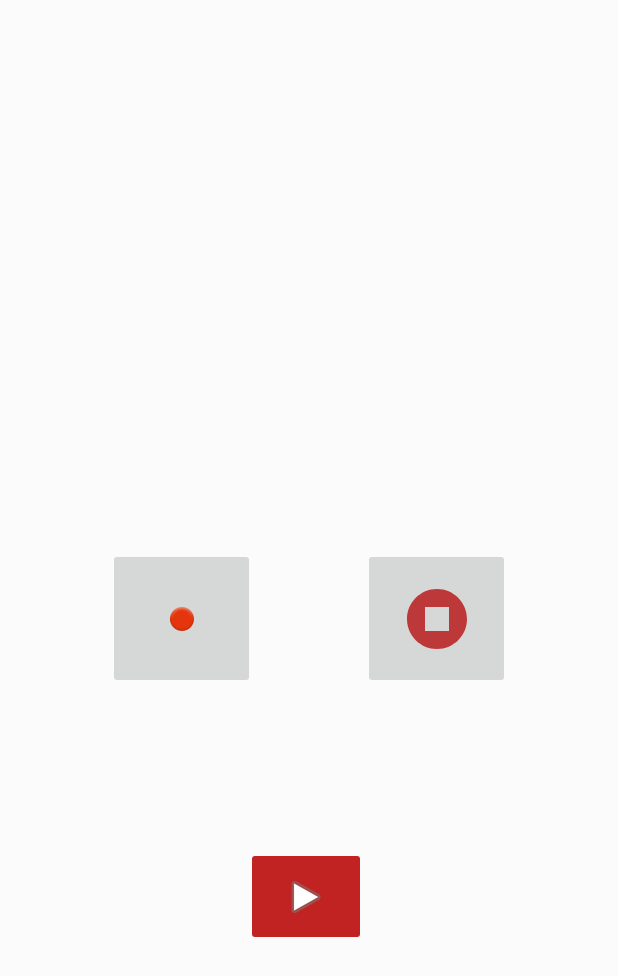
After one commit to PawanKumarRavish/FinalProject_Invincibles_Android, an Android app: the layout activity_record_audio.xml on its own in the app's theme, with its tools: preview values and no code run, on a phone screen of 412 x 824 dp. The commit adds this screen. Shown: the top 976 px of the screen. Run offline under Robolectric (Android 15) with nearby library versions, the phone set to English and light mode, and no system bars.

Commit message:
Implemented  Functionality to Record audio and playing it.

```diff
--- a/app/src/main/AndroidManifest.xml
+++ b/app/src/main/AndroidManifest.xml
@@ -9,6 +9,7 @@
 
     <uses-permission android:name="android.permission.WRITE_EXTERNAL_STORAGE" />
     <uses-permission android:name="android.permission.READ_EXTERNAL_STORAGE" />
+    <uses-permission android:name="android.permission.RECORD_AUDIO" />
 
     <application
         android:allowBackup="false"
--- /dev/null
+++ b/app/src/main/res/drawable/ic_stop.xml
@@ -0,0 +1,11 @@
+<vector xmlns:android="http://schemas.android.com/apk/res/android"
+    android:width="48dp"
+    android:height="48dp"
+    android:viewportWidth="24"
+    android:viewportHeight="24"
+   >
+  <path
+      android:fillColor="#BD3838"
+      android:pathData="M8,16h8V8H8V16zM12,2C6.48,2 2,6.48 2,12s4.48,10 10,10s10,-4.48 10,-10S17.52,2 12,2L12,2z"
+      android:fillType="evenOdd"/>
+</vector>
--- /dev/null
+++ b/app/src/main/res/layout/activity_record_audio.xml
@@ -0,0 +1,45 @@
+<?xml version="1.0" encoding="utf-8"?>
+<androidx.constraintlayout.widget.ConstraintLayout xmlns:android="http://schemas.android.com/apk/res/android"
+    xmlns:app="http://schemas.android.com/apk/res-auto"
+    xmlns:tools="http://schemas.android.com/tools"
+    android:id="@+id/btnrcrd"
+    android:layout_width="match_parent"
+    android:layout_height="match_parent"
+    android:background="#FBFBFB"
+    >
+
+    <ImageButton
+        android:id="@+id/btnRcrd"
+        android:layout_width="98dp"
+        android:layout_height="94dp"
+        app:layout_constraintBottom_toBottomOf="parent"
+        app:layout_constraintEnd_toStartOf="@+id/btnStp"
+        app:layout_constraintHorizontal_bias="0.5"
+        app:layout_constraintStart_toStartOf="parent"
+        app:layout_constraintTop_toTopOf="parent"
+        app:srcCompat="@android:drawable/ic_notification_overlay" />
+
+    <ImageButton
+        android:id="@+id/btnStp"
+        android:layout_width="98dp"
+        android:layout_height="94dp"
+        app:layout_constraintBottom_toBottomOf="parent"
+        app:layout_constraintEnd_toEndOf="parent"
+        app:layout_constraintHorizontal_bias="0.5"
+        app:layout_constraintStart_toEndOf="@+id/btnRcrd"
+        app:layout_constraintTop_toTopOf="parent"
+        android:src="@drawable/ic_stop"
+         />
+
+    <ImageButton
+        android:id="@+id/btnPly"
+        android:layout_width="80dp"
+        android:layout_height="66dp"
+        android:layout_marginEnd="168dp"
+        android:layout_marginBottom="193dp"
+        android:backgroundTint="#C12323"
+        app:layout_constraintBottom_toBottomOf="parent"
+        app:layout_constraintEnd_toEndOf="parent"
+        app:srcCompat="@android:drawable/ic_media_play" />
+
+</androidx.constraintlayout.widget.ConstraintLayout>
```
Also changed, not shown: app/src/main/java/com/project/taskmanager/activities/RecordAudioActivity.java (added, +124 -0 lines), app/src/main/res/values/strings.xml (line endings or trailing spaces).
